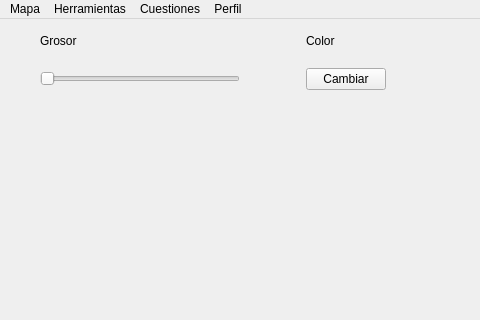
This is mapa/mainwindow.ui in jorgecanut/mapaIHM as Qt 5 draws it before an edit; both pictures show x 0 to 480 and y 0 to 320 of the 718 by 516 pixel window. The edited form follows.
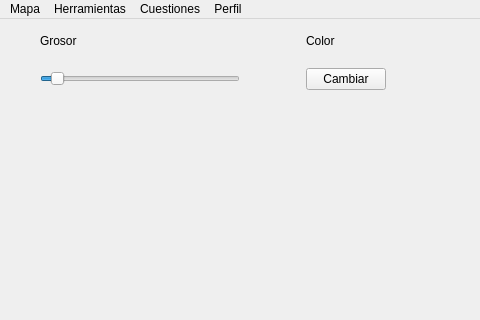
This is the edited form. Icons and pictures are not drawn.

The edit to the form file:
```diff
--- a/mapa/mainwindow.ui
+++ b/mapa/mainwindow.ui
@@ -95,6 +95,12 @@
          <height>0</height>
         </size>
        </property>
+       <property name="minimum">
+        <number>5</number>
+       </property>
+       <property name="sliderPosition">
+        <number>10</number>
+       </property>
        <property name="orientation">
         <enum>Qt::Orientation::Horizontal</enum>
        </property>
```
Left out of the diff: 60 changed lines with no effect on the pictures.
